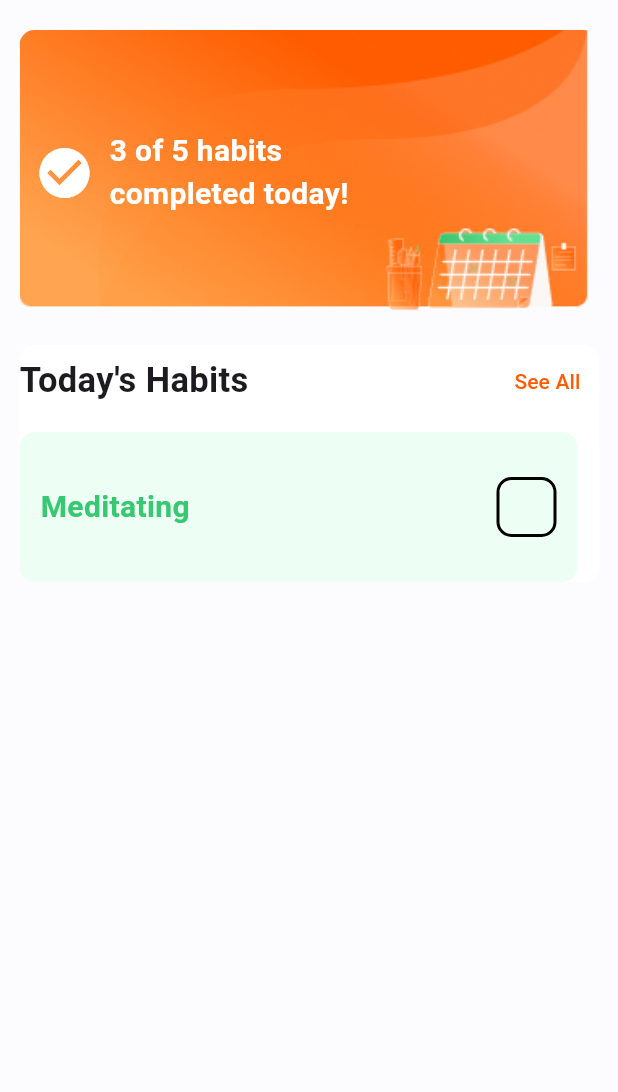
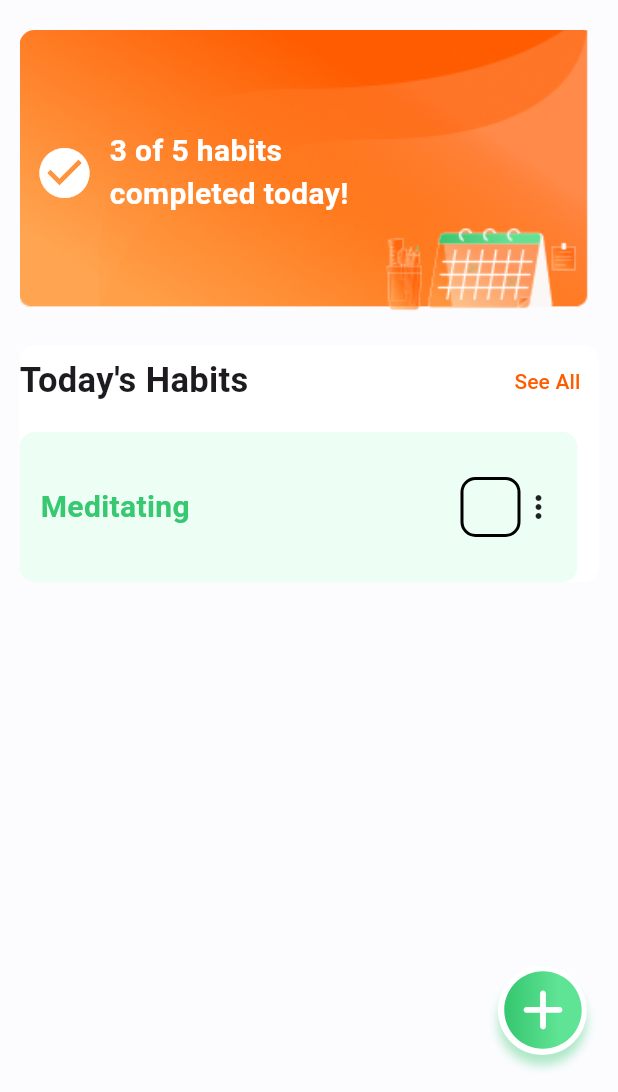
Before and after one commit to Sanjarbek17/Habit_Tracker, a Flutter app: the screen it shows after launch, on a phone screen of 412 x 824 dp, the part 144-1236 px from its top. Run offline on Flutter 3.47's test engine with Material 3 defaults, Android fonts, the phone set to English and light mode, and no system bars; our stand-ins replace flutter_svg.

Commit message:
habits is done

```diff
--- a/lib/core/custom_color.dart
+++ b/lib/core/custom_color.dart
@@ -5,4 +5,5 @@ class CustomColor {
   static const Color yellowText = Color(0xffFF5C00);
   static const Color lightGreen = Color(0xffEDFFF4);
   static const Color green = Color(0xff37C871);
+  static const Color greyText = Color(0xff838383);
 }
--- a/lib/gen/assets.gen.dart
+++ b/lib/gen/assets.gen.dart
@@ -15,8 +15,11 @@ class $AssetsIconsGen {
   /// File path: assets/icons/check.svg
   String get check => 'assets/icons/check.svg';
 
+  /// File path: assets/icons/plus.svg
+  String get plus => 'assets/icons/plus.svg';
+
   /// List of all assets
-  List<String> get values => [check];
+  List<String> get values => [check, plus];
 }
 
 class $AssetsImagesGen {
--- a/lib/pages/home_page.dart
+++ b/lib/pages/home_page.dart
@@ -1,4 +1,5 @@
 import 'package:flutter/material.dart';
+import 'package:flutter_svg/flutter_svg.dart';
 import 'package:habit_tracker/core/custom_color.dart';
 import 'package:habit_tracker/gen/assets.gen.dart';
 import 'package:habit_tracker/widgets/custom_card.dart';
@@ -10,6 +11,24 @@ class HomePage extends StatelessWidget {
   Widget build(BuildContext context) {
     return Scaffold(
       backgroundColor: CustomColor.bgColor,
+      floatingActionButton: InkWell(
+        onTap: () {},
+        borderRadius: BorderRadius.circular(50),
+        child: Container(
+          decoration: BoxDecoration(
+            borderRadius: BorderRadius.circular(50),
+            boxShadow: [
+              BoxShadow(
+                color: CustomColor.green.withOpacity(0.4),
+                spreadRadius: -5,
+                blurRadius: 5,
+                offset: const Offset(0, 3),
+              ),
+            ],
+          ),
+          child: SvgPicture.asset(Assets.icons.plus),
+        ),
+      ),
       body: SafeArea(
         child: Padding(
           padding: const EdgeInsets.only(top: 13.0, left: 13.0, right: 13.0),
@@ -54,7 +73,9 @@ class HomePage extends StatelessWidget {
                       ],
                     ),
                     const SizedBox(height: 10),
-                    const CustomCard(),
+                    const CustomCard(text: "Meditating", isChecked: false),
+                    // const CustomCard(text: "Sport", isChecked: false),
+                    // const CustomCard(text: "Book", isChecked: false),
                   ],
                 ),
               ),
--- a/lib/widgets/custom_card.dart
+++ b/lib/widgets/custom_card.dart
@@ -2,27 +2,74 @@ import 'package:flutter/material.dart';
 import 'package:habit_tracker/core/custom_color.dart';
 import 'package:habit_tracker/widgets/custom_check.dart';
 
-class CustomCard extends StatelessWidget {
+class CustomCard extends StatefulWidget {
+  final String text;
+  final bool isChecked;
   const CustomCard({
     super.key,
+    required this.text,
+    required this.isChecked,
   });
+
+  @override
+  State<CustomCard> createState() => _CustomCardState();
+}
+
+class _CustomCardState extends State<CustomCard> {
+  bool isSelected = false;
 
   @override
   Widget build(BuildContext context) {
     return Row(
+      children: [
+        Stack(
+          alignment: Alignment.centerRight,
           children: [
             Container(
               height: 100,
               width: MediaQuery.sizeOf(context).width - 40,
               padding: const EdgeInsets.symmetric(horizontal: 14),
               decoration: const BoxDecoration(color: CustomColor.lightGreen, borderRadius: BorderRadius.all(Radius.circular(10))),
-          child: const Row(
-            mainAxisAlignment: MainAxisAlignment.spaceBetween,
+              child: Row(
                 children: [
-              Text('Meditating', style: TextStyle(fontSize: 20, color: CustomColor.green, fontWeight: FontWeight.w600)),
-              CustomCheckBox(),
+                  Text(widget.text, style: const TextStyle(fontSize: 20, color: CustomColor.green, fontWeight: FontWeight.w600)),
+                  const Spacer(),
+                  CustomCheckBox(isChecked: widget.isChecked),
+                  InkWell(
+                    onTap: () {
+                      setState(() {
+                        isSelected = !isSelected;
+                      });
+                    },
+                    child: const Icon(Icons.more_vert),
+                  )
                 ],
               ),
+            ),
+            if (isSelected)
+              TapRegion(
+                onTapOutside: (event) {
+                  setState(() {
+                    isSelected = false;
+                  });
+                },
+                child: Container(
+                  width: 100,
+                  height: 80,
+                  padding: const EdgeInsets.all(7),
+                  decoration: const BoxDecoration(color: Colors.white, borderRadius: BorderRadius.all(Radius.circular(5))),
+                  child: const Column(
+                    mainAxisAlignment: MainAxisAlignment.spaceBetween,
+                    crossAxisAlignment: CrossAxisAlignment.start,
+                    children: [
+                      Text('Edit', style: TextStyle(color: CustomColor.greyText, fontSize: 18, fontWeight: FontWeight.w600)),
+                      SizedBox(height: 10),
+                      Text('Delete', style: TextStyle(color: CustomColor.greyText, fontSize: 18, fontWeight: FontWeight.w600)),
+                    ],
+                  ),
+                ),
+              )
+          ],
         )
       ],
     );
--- a/lib/widgets/custom_check.dart
+++ b/lib/widgets/custom_check.dart
@@ -3,8 +3,10 @@ import 'package:flutter_svg/flutter_svg.dart';
 import 'package:habit_tracker/gen/assets.gen.dart';
 
 class CustomCheckBox extends StatefulWidget {
+  final bool isChecked;
   const CustomCheckBox({
     super.key,
+    required this.isChecked,
   });
 
   @override
@@ -12,7 +14,13 @@ class CustomCheckBox extends StatefulWidget {
 }
 
 class _CustomCheckBoxState extends State<CustomCheckBox> {
-  bool isChecked = false;
+  late bool isChecked;
+
+  @override
+  void initState() {
+    super.initState();
+    isChecked = widget.isChecked;
+  }
 
   @override
   Widget build(BuildContext context) {
```
Also changed, not shown: assets/icons/plus.svg (added). Lines whose indentation alone changed are shown as unchanged.
